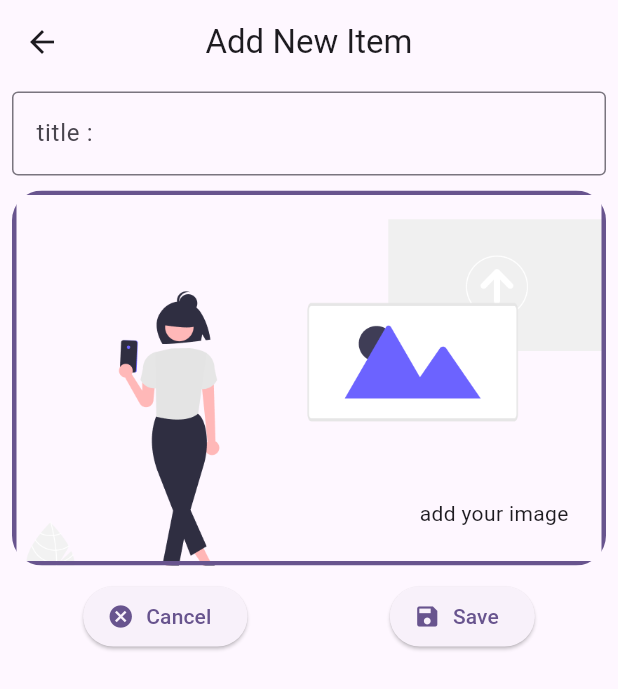
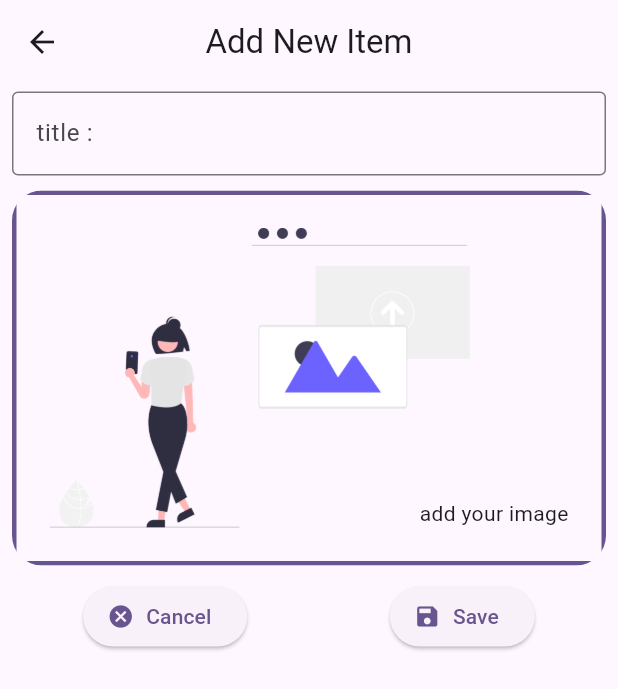
Before and after one commit to badri784/fav-place, a Flutter app: the screen it shows after launch, after a tap on the "add" icon, on a phone screen of 412 x 824 dp. Shown: the top 689 px of the screen. Run offline on Flutter 3.47's test engine with Material 3 defaults, Android fonts, the phone set to English and light mode, and no system bars; our stand-ins replace flutter_riverpod, image_picker.

Commit message:
pass image to child and parent

```diff
--- a/lib/screen/homescreen.dart
+++ b/lib/screen/homescreen.dart
@@ -1,4 +1,5 @@
 import 'dart:developer';
+import 'dart:io';
 
 import 'package:fav_place/provider/add_newitem.dart';
 import 'package:fav_place/widget/add_new_item.dart';
@@ -13,6 +14,7 @@ class Homescreen extends ConsumerStatefulWidget {
 }
 
 class _HomescreenState extends ConsumerState<Homescreen> {
+  File? image;
   @override
   Widget build(BuildContext context) {
     final item = ref.watch(addNewItemProvider);
@@ -23,9 +25,17 @@ class _HomescreenState extends ConsumerState<Homescreen> {
         actions: [
           IconButton(
             onPressed: () {
-              Navigator.of(
-                context,
-              ).push(MaterialPageRoute(builder: (_) => const AddNewItem()));
+              Navigator.of(context).push(
+                MaterialPageRoute(
+                  builder: (_) => AddNewItem(
+                    passingimage: (File? p1) {
+                      setState(() {
+                        image = p1;
+                      });
+                    },
+                  ),
+                ),
+              );
             },
             icon: const Icon(Icons.add),
           ),
@@ -48,7 +58,7 @@ class _HomescreenState extends ConsumerState<Homescreen> {
             child: ListTile(
               title: Text(item[index].title),
               leading: CircleAvatar(
-                radius: 16,
+                radius: 22,
                 backgroundImage: FileImage(item[index].image),
               ),
             ),
--- a/lib/widget/add_image.dart
+++ b/lib/widget/add_image.dart
@@ -4,7 +4,8 @@ import 'package:flutter/material.dart';
 import 'package:image_picker/image_picker.dart';
 
 class AddImage extends StatefulWidget {
-  const AddImage({super.key});
+  const AddImage({super.key, required this.onPickImage});
+  final void Function(File image) onPickImage;
 
   @override
   State<AddImage> createState() => _AddImageState();
@@ -20,6 +21,7 @@ class _AddImageState extends State<AddImage> {
     setState(() {
       imagefile = File(image.path);
     });
+    widget.onPickImage(imagefile!);
   }
 
   Future<void> loadimage() async {
@@ -29,6 +31,7 @@ class _AddImageState extends State<AddImage> {
     setState(() {
       imagefile = File(image.path);
     });
+    widget.onPickImage(imagefile!);
   }
 
   Future<void> showdialog() async {
@@ -67,11 +70,16 @@ class _AddImageState extends State<AddImage> {
   Widget build(BuildContext context) {
     Widget content = ClipRRect(
       borderRadius: BorderRadiusGeometry.circular(8),
-      child: const Padding(
-        padding: EdgeInsets.all(12),
-        child: Align(
-          alignment: AlignmentGeometry.bottomRight,
-          child: Text('add your image'),
+      child: Padding(
+        padding: const EdgeInsets.all(12),
+        child: Stack(
+          children: [
+            Image.asset('assets/image/data.png'),
+            const Align(
+              alignment: AlignmentGeometry.bottomRight,
+              child: Text('add your image'),
+            ),
+          ],
         ),
       ),
     );
@@ -89,10 +97,6 @@ class _AddImageState extends State<AddImage> {
           width: double.infinity,
           padding: const EdgeInsets.all(10),
           decoration: BoxDecoration(
-            image: const DecorationImage(
-              fit: BoxFit.cover,
-              image: AssetImage('assets/image/data.png'),
-            ),
             border: Border.all(
               width: 3,
 
--- a/lib/widget/add_new_item.dart
+++ b/lib/widget/add_new_item.dart
@@ -1,3 +1,4 @@
+import 'dart:developer';
 import 'dart:io';
 
 import 'package:fav_place/provider/add_newitem.dart';
@@ -6,7 +7,8 @@ import 'package:flutter/material.dart';
 import 'package:flutter_riverpod/flutter_riverpod.dart';
 
 class AddNewItem extends ConsumerStatefulWidget {
-  const AddNewItem({super.key});
+  const AddNewItem({required this.passingimage, super.key});
+  final void Function(File?) passingimage;
 
   @override
   ConsumerState<AddNewItem> createState() => _AddNewItemState();
@@ -14,15 +16,25 @@ class AddNewItem extends ConsumerStatefulWidget {
 
 class _AddNewItemState extends ConsumerState<AddNewItem> {
   File? image;
+
   // LocationPlace? _locationPlace;
+
+  TextEditingController titleController = TextEditingController();
+  @override
+  void dispose() {
+    super.dispose();
+    titleController.dispose();
+  }
 
   @override
   Widget build(BuildContext context) {
-    TextEditingController titleController = TextEditingController();
     final text = titleController.text;
+
     void onsave() {
+      log('image = ${image.toString()}');
       if (image == null || text.isEmpty) return;
       ref.read(addNewItemProvider.notifier).addnewitem(text, image!);
+      widget.passingimage(image);
       Navigator.of(context).pop();
     }
 
@@ -39,10 +51,17 @@ class _AddNewItemState extends ConsumerState<AddNewItem> {
                   labelText: 'title :',
                   border: OutlineInputBorder(),
                 ),
+                maxLines: null,
                 controller: titleController,
               ),
               const SizedBox(height: 10),
-              const AddImage(),
+              AddImage(
+                onPickImage: (File pickedimage) {
+                  setState(() {
+                    image = pickedimage;
+                  });
+                },
+              ),
               const SizedBox(height: 10),
               Row(
                 mainAxisAlignment: MainAxisAlignment.spaceAround,
```
